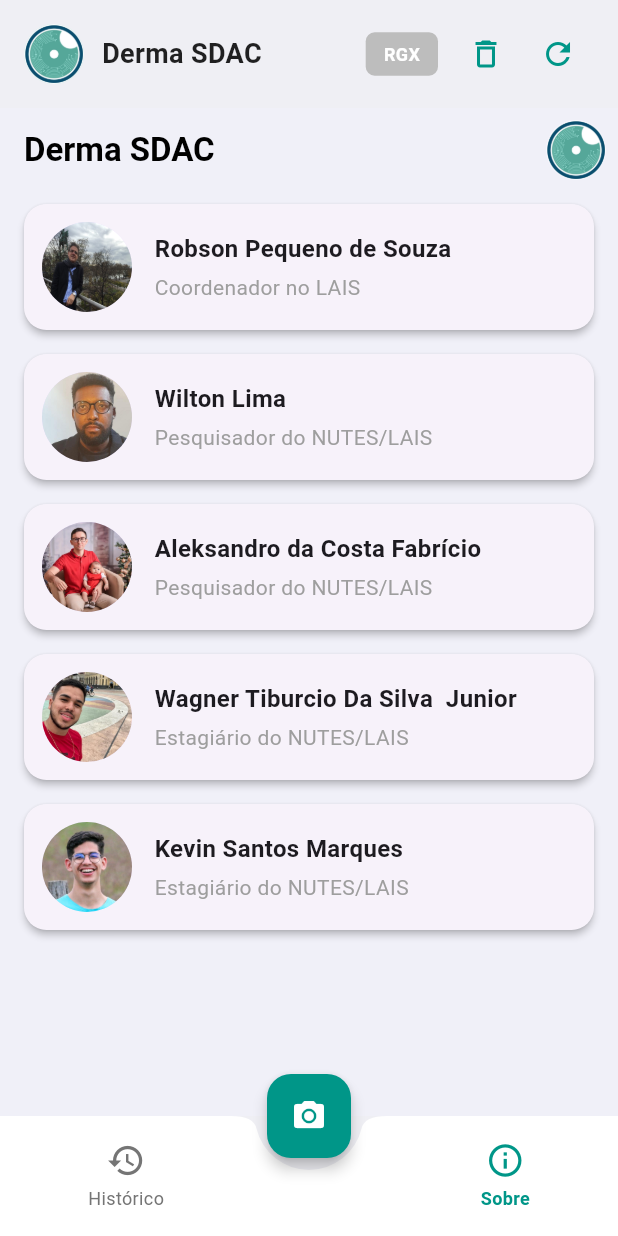
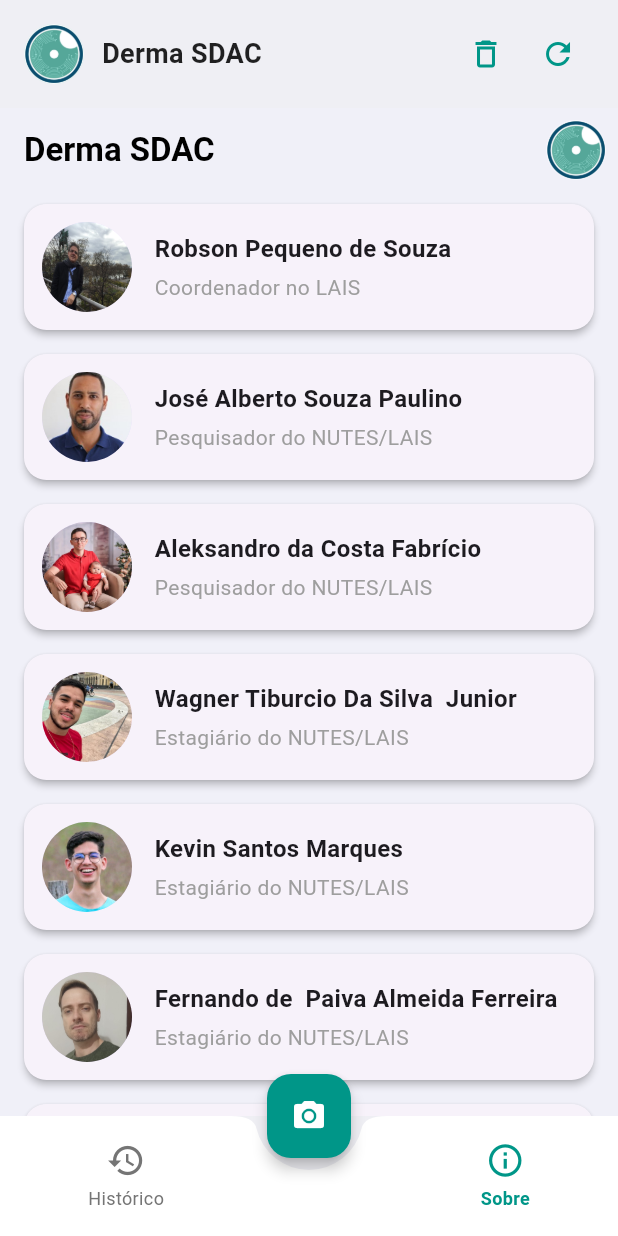
Before and after one commit to Wagnerxxdd/Derma-SDAC---Detec-o-de-Melanomas, a Flutter app: the screen it shows after launch, after a tap on "Sobre", on a phone screen of 412 x 824 dp. Run offline on Flutter 3.47's test engine with Material 3 defaults, Android fonts, the phone set to English and light mode, and no system bars; our stand-ins replace camera, hive, hive_flutter, image_picker, plugin_platform_interface; missing offline and left inert: dart:ffi, exif; accounts and stored records are empty.

Commit message:
Atualiza colaboradores e ajustes de interface

```diff
--- a/lib/views/contributors_screen.dart
+++ b/lib/views/contributors_screen.dart
@@ -15,10 +15,12 @@ class ContributorsScreen extends StatelessWidget {
   Widget build(BuildContext context) {
     final contributors = [
       Contributor(name: 'Robson Pequeno de Souza', role: 'Coordenador no LAIS', imagePath: 'assets/prof.robson.jpg'),
-      Contributor(name: 'Wilton Lima', role: 'Pesquisador do NUTES/LAIS', imagePath: 'assets/wilton.jpg'),
+      Contributor(name: 'José Alberto Souza Paulino', role: 'Pesquisador do NUTES/LAIS', imagePath: 'assets/José Alberto Souza Paulino.jpeg'),
       Contributor(name: 'Aleksandro da Costa Fabrício', role: 'Pesquisador do NUTES/LAIS', imagePath: 'assets/aleksandro.jpg'),
       Contributor(name: 'Wagner Tiburcio Da Silva  Junior', role: 'Estagiário do NUTES/LAIS', imagePath: 'assets/wagner.jpg'),
       Contributor(name: 'Kevin Santos Marques', role: 'Estagiário do NUTES/LAIS', imagePath: 'assets/kevin.jpeg'),
+      Contributor(name: 'Fernando de  Paiva Almeida Ferreira', role: 'Estagiário do NUTES/LAIS', imagePath: 'assets/Fernando De Paiva.jpeg'),
+      Contributor(name: 'Filippe Marcel dos Santos Lins', role: 'Estagiário do NUTES/LAIS', imagePath: 'assets/Filippe Marcel dos Santos Lins.jpeg'),
     ];
 
     return Scaffold(
@@ -59,7 +61,8 @@ class ContributorsScreen extends StatelessWidget {
                     backgroundImage: AssetImage(contributor.imagePath),
                   ),
                   const SizedBox(width: 15),
-                  Column(
+                  Expanded(
+                    child: Column(
                       crossAxisAlignment: CrossAxisAlignment.start,
                       children: [
                         Text(
@@ -79,6 +82,7 @@ class ContributorsScreen extends StatelessWidget {
                         ),
                       ],
                     ),
+                  ),
                 ],
               ),
             ),
--- a/lib/views/home_screen.dart
+++ b/lib/views/home_screen.dart
@@ -221,22 +221,6 @@ class _HomeScreenState extends State<HomeScreen> with TickerProviderStateMixin {
             ),
           ),
           const Spacer(),
-          Container(
-            padding: const EdgeInsets.symmetric(horizontal: 12, vertical: 6),
-            decoration: BoxDecoration(
-              color: Colors.grey.shade400,
-              borderRadius: BorderRadius.circular(6),
-            ),
-            child: const Text(
-              'RGX',
-              style: TextStyle(
-                fontSize: 12,
-                fontWeight: FontWeight.w600,
-                color: Colors.white,
-              ),
-            ),
-          ),
-          const SizedBox(width: 8),
           IconButton(
             icon: const Icon(Icons.delete_outline, color: Colors.teal),
             tooltip: 'Limpar histórico',
--- a/pubspec.yaml
+++ b/pubspec.yaml
@@ -39,5 +39,8 @@ flutter:
     - assets/prof.robson.jpg
     - assets/wagner.jpg
     - assets/wilton.jpg
+    - assets/Fernando De Paiva.jpeg
+    - assets/Filippe Marcel dos Santos Lins.jpeg
+    - assets/José Alberto Souza Paulino.jpeg
     - assets/models/modeloMLP.tflite
     - assets/models/config_frontend.json
```
Also changed, not shown: assets/Fernando De Paiva.jpeg (added), assets/Filippe Marcel dos Santos Lins.jpeg (added), assets/José Alberto Souza Paulino.jpeg (added), 1 other file. Lines whose indentation alone changed are shown as unchanged.
